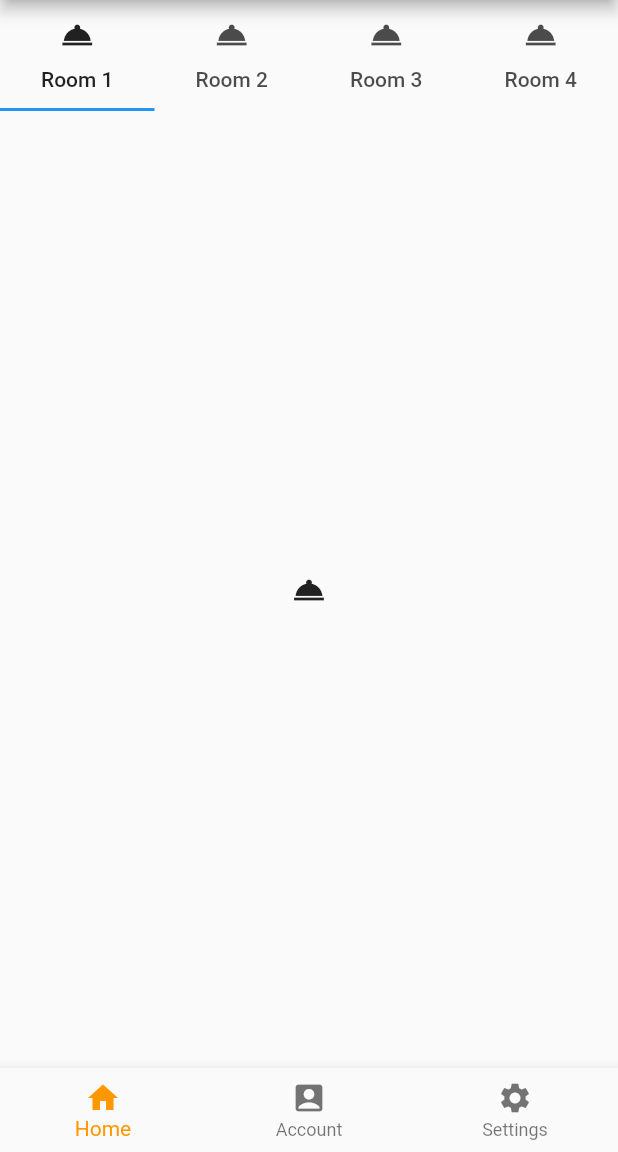
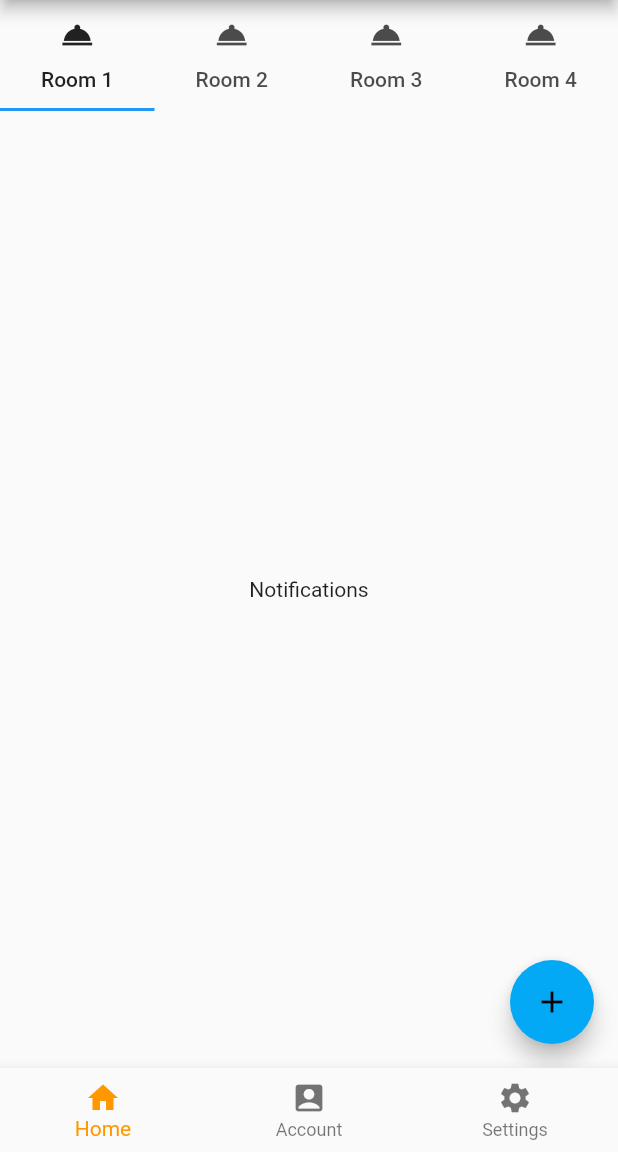
Before and after one commit to SebastianoGioia98/TESI, a Flutter app: the screen it shows after launch, on a phone screen of 412 x 824 dp, the part 84-1236 px from its top. Run offline on Flutter 3.47's test engine with Material 2 defaults, Android fonts, the phone set to English and light mode, and no system bars.

Commit message:
Update Home

```diff
--- a/alarm_system/lib/Home.dart
+++ b/alarm_system/lib/Home.dart
@@ -25,12 +25,22 @@ class HomePage extends StatelessWidget {
           ),
           body: TabBarView(
             children: [
-              Icon(Icons.room_service),
+              Center(
+                  child:Text('Notifications')),
               Icon(Icons.room_service),
               Icon(Icons.room_service),
               Icon(Icons.room_service)
             ],
           ),
+           floatingActionButton: Theme(
+            data: Theme.of(context).copyWith(
+                  colorScheme:Theme.of(context).colorScheme.copyWith(secondary: Colors.lightBlue),
+                 ),
+                child: FloatingActionButton(
+                  onPressed: null,
+                    child: Icon(Icons.add),
+                ),
+           ),
         ),
       ),
     );
```
